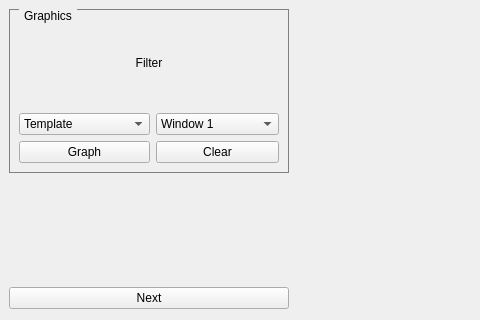
Before: the Qt Designer form TP4/Frontend/FilterDesigner/mainwindow.ui in Agusgal/TC, drawn with Qt 5; both pictures show x 0 to 480 and y 0 to 320 of the 1280 by 863 pixel window.
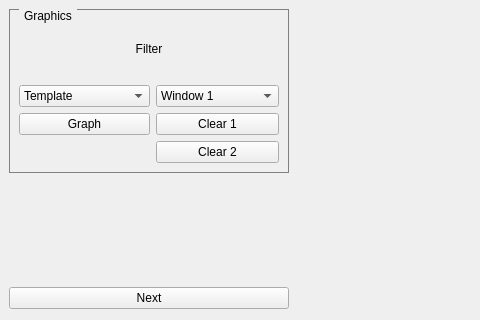
After: the same form once the commit is applied. Custom widgets are drawn as their Qt base class.

Diff of the .ui file:
```diff
--- a/TP4/Frontend/FilterDesigner/mainwindow.ui
+++ b/TP4/Frontend/FilterDesigner/mainwindow.ui
@@ -497,20 +497,6 @@
          </item>
         </widget>
        </item>
-       <item row="3" column="1">
-        <widget class="QPushButton" name="boton_limpiar">
-         <property name="text">
-          <string>Clear</string>
-         </property>
-        </widget>
-       </item>
-       <item row="3" column="0">
-        <widget class="QPushButton" name="boton_graficar">
-         <property name="text">
-          <string>Graph</string>
-         </property>
-        </widget>
-       </item>
        <item row="1" column="0" colspan="2">
         <widget class="QLabel" name="label_filtro_graficar">
          <property name="text">
@@ -521,6 +507,27 @@
          </property>
         </widget>
        </item>
+       <item row="3" column="0">
+        <widget class="QPushButton" name="boton_graficar">
+         <property name="text">
+          <string>Graph</string>
+         </property>
+        </widget>
+       </item>
+       <item row="4" column="1">
+        <widget class="QPushButton" name="boton_limpiar1">
+         <property name="text">
+          <string>Clear 2</string>
+         </property>
+        </widget>
+       </item>
+       <item row="3" column="1">
+        <widget class="QPushButton" name="pushButton">
+         <property name="text">
+          <string>Clear 1</string>
+         </property>
+        </widget>
+       </item>
       </layout>
      </widget>
     </item>
```
Left out of the diff: 14 changed lines with no effect on the pictures.
